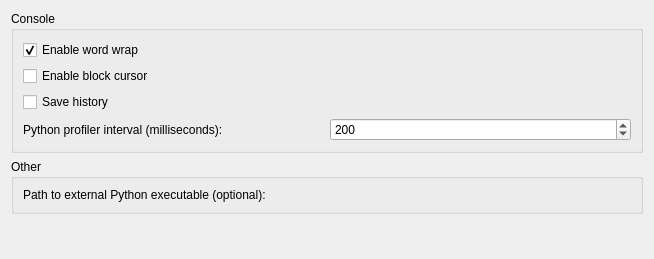
The window that src/Gui/PreferencePages/DlgSettingsPythonConsole.ui (southseact-3d/fcd) describes before a commit, drawn with Qt 5.
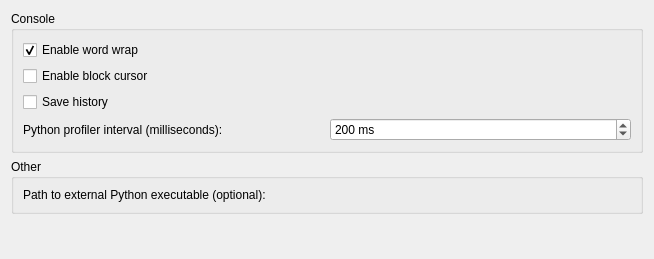
The same window after the commit. Custom widgets are drawn as their Qt base class.

Commit message: Gui: Add "px" suffix on preference page as width unit

Diff of the .ui file:
```diff
--- a/src/Gui/PreferencePages/DlgSettingsPythonConsole.ui
+++ b/src/Gui/PreferencePages/DlgSettingsPythonConsole.ui
@@ -90,6 +90,9 @@
         <property name="toolTip">
          <string>The interval at which the profiler runs when there's Python code running (to keep the GUI responding). Set to 0 to disable.</string>
         </property>
+        <property name="suffix">
+         <string> ms</string>
+        </property>
         <property name="minimum">
          <number>0</number>
         </property>
```
The commit also changes 1 other file.
